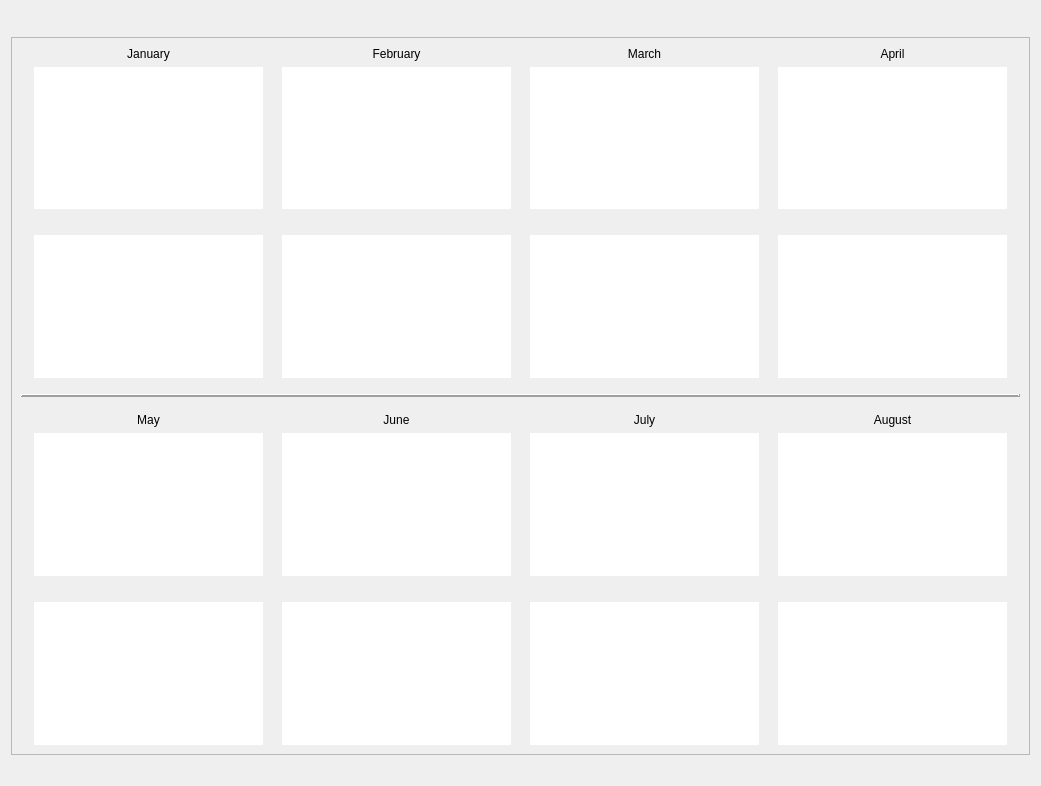
First picture: the form in CashFlowManager/monthlybudgetsummarydialog.ui, repository epw7856/CashFlowManager, before the edit.
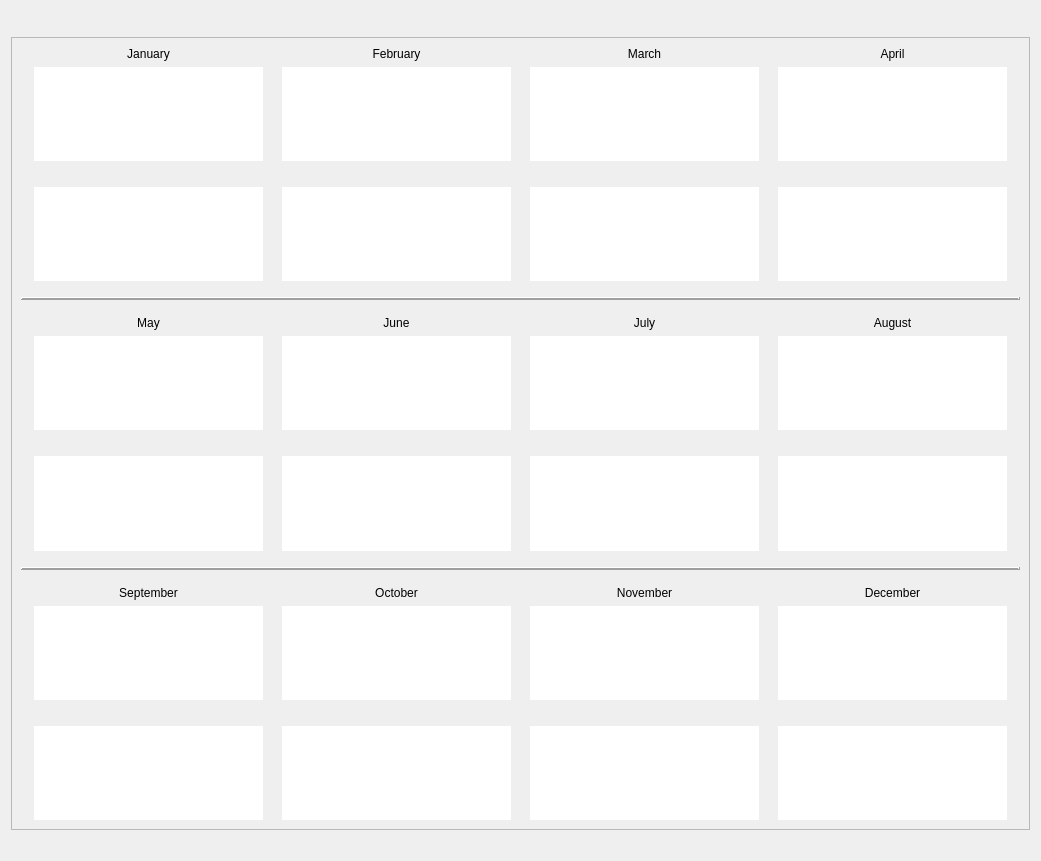
Second picture: the form after the edit.

Commit message: Added 4th quarter tables to the monthly summary dialog UI.

```diff
--- a/CashFlowManager/monthlybudgetsummarydialog.ui
+++ b/CashFlowManager/monthlybudgetsummarydialog.ui
@@ -10,7 +10,7 @@
     <x>0</x>
     <y>0</y>
     <width>1041</width>
-    <height>786</height>
+    <height>861</height>
    </rect>
   </property>
   <property name="windowTitle">
@@ -70,10 +70,10 @@
           <x>0</x>
           <y>0</y>
           <width>1019</width>
-          <height>710</height>
+          <height>785</height>
          </rect>
         </property>
-        <layout class="QVBoxLayout" name="verticalLayout_11">
+        <layout class="QVBoxLayout" name="verticalLayout_15">
          <item>
           <layout class="QHBoxLayout" name="horizontalLayout_2">
            <item>
@@ -821,6 +821,384 @@
            </item>
           </layout>
          </item>
+         <item>
+          <spacer name="verticalSpacer_11">
+           <property name="orientation">
+            <enum>Qt::Vertical</enum>
+           </property>
+           <property name="sizeType">
+            <enum>QSizePolicy::Fixed</enum>
+           </property>
+           <property name="sizeHint" stdset="0">
+            <size>
+             <width>20</width>
+             <height>10</height>
+            </size>
+           </property>
+          </spacer>
+         </item>
+         <item>
+          <widget class="Line" name="line_2">
+           <property name="frameShadow">
+            <enum>QFrame::Raised</enum>
+           </property>
+           <property name="lineWidth">
+            <number>2</number>
+           </property>
+           <property name="orientation">
+            <enum>Qt::Horizontal</enum>
+           </property>
+          </widget>
+         </item>
+         <item>
+          <spacer name="verticalSpacer_12">
+           <property name="orientation">
+            <enum>Qt::Vertical</enum>
+           </property>
+           <property name="sizeType">
+            <enum>QSizePolicy::Fixed</enum>
+           </property>
+           <property name="sizeHint" stdset="0">
+            <size>
+             <width>20</width>
+             <height>10</height>
+            </size>
+           </property>
+          </spacer>
+         </item>
+         <item>
+          <layout class="QHBoxLayout" name="horizontalLayout_4">
+           <item>
+            <spacer name="horizontalSpacer_14">
+             <property name="orientation">
+              <enum>Qt::Horizontal</enum>
+             </property>
+             <property name="sizeHint" stdset="0">
+              <size>
+               <width>40</width>
+               <height>20</height>
+              </size>
+             </property>
+            </spacer>
+           </item>
+           <item>
+            <layout class="QVBoxLayout" name="verticalLayout_11">
+             <item>
+              <widget class="QLabel" name="label_9">
+               <property name="text">
+                <string>September</string>
+               </property>
+               <property name="alignment">
+                <set>Qt::AlignCenter</set>
+               </property>
+              </widget>
+             </item>
+             <item>
+              <widget class="QTableView" name="tableViewSeptemberExpenses">
+               <property name="font">
+                <font>
+                 <pointsize>8</pointsize>
+                </font>
+               </property>
+               <property name="frameShape">
+                <enum>QFrame::NoFrame</enum>
+               </property>
+               <property name="frameShadow">
+                <enum>QFrame::Plain</enum>
+               </property>
+               <attribute name="horizontalHeaderDefaultSectionSize">
+                <number>105</number>
+               </attribute>
+              </widget>
+             </item>
+             <item>
+              <spacer name="verticalSpacer_13">
+               <property name="orientation">
+                <enum>Qt::Vertical</enum>
+               </property>
+               <property name="sizeType">
+                <enum>QSizePolicy::Fixed</enum>
+               </property>
+               <property name="sizeHint" stdset="0">
+                <size>
+                 <width>20</width>
+                 <height>20</height>
+                </size>
+               </property>
+              </spacer>
+             </item>
+             <item>
+              <widget class="QTableView" name="tableViewSeptemberInvestments">
+               <property name="font">
+                <font>
+                 <pointsize>8</pointsize>
+                </font>
+               </property>
+               <property name="frameShape">
+                <enum>QFrame::NoFrame</enum>
+               </property>
+               <property name="frameShadow">
+                <enum>QFrame::Plain</enum>
+               </property>
+               <attribute name="horizontalHeaderDefaultSectionSize">
+                <number>105</number>
+               </attribute>
+              </widget>
+             </item>
+            </layout>
+           </item>
+           <item>
+            <spacer name="horizontalSpacer_16">
+             <property name="orientation">
+              <enum>Qt::Horizontal</enum>
+             </property>
+             <property name="sizeHint" stdset="0">
+              <size>
+               <width>40</width>
+               <height>20</height>
+              </size>
+             </property>
+            </spacer>
+           </item>
+           <item>
+            <layout class="QVBoxLayout" name="verticalLayout_12">
+             <item>
+              <widget class="QLabel" name="label_10">
+               <property name="text">
+                <string>October</string>
+               </property>
+               <property name="alignment">
+                <set>Qt::AlignCenter</set>
+               </property>
+              </widget>
+             </item>
+             <item>
+              <widget class="QTableView" name="tableViewOctoberExpenses">
+               <property name="font">
+                <font>
+                 <pointsize>8</pointsize>
+                </font>
+               </property>
+               <property name="frameShape">
+                <enum>QFrame::NoFrame</enum>
+               </property>
+               <property name="frameShadow">
+                <enum>QFrame::Plain</enum>
+               </property>
+               <attribute name="horizontalHeaderDefaultSectionSize">
+                <number>105</number>
+               </attribute>
+              </widget>
+             </item>
+             <item>
+              <spacer name="verticalSpacer_14">
+               <property name="orientation">
+                <enum>Qt::Vertical</enum>
+               </property>
+               <property name="sizeType">
+                <enum>QSizePolicy::Fixed</enum>
+               </property>
+               <property name="sizeHint" stdset="0">
+                <size>
+                 <width>20</width>
+                 <height>20</height>
+                </size>
+               </property>
+              </spacer>
+             </item>
+             <item>
+              <widget class="QTableView" name="tableViewOctoberInvestments">
+               <property name="font">
+                <font>
+                 <pointsize>8</pointsize>
+                </font>
+               </property>
+               <property name="frameShape">
+                <enum>QFrame::NoFrame</enum>
+               </property>
+               <property name="frameShadow">
+                <enum>QFrame::Plain</enum>
+               </property>
+               <attribute name="horizontalHeaderDefaultSectionSize">
+                <number>105</number>
+               </attribute>
+              </widget>
+             </item>
+            </layout>
+           </item>
+           <item>
+            <spacer name="horizontalSpacer_17">
+             <property name="orientation">
+              <enum>Qt::Horizontal</enum>
+             </property>
+             <property name="sizeHint" stdset="0">
+              <size>
+               <width>40</width>
+               <height>20</height>
+              </size>
+             </property>
+            </spacer>
+           </item>
+           <item>
+            <layout class="QVBoxLayout" name="verticalLayout_13">
+             <item>
+              <widget class="QLabel" name="label_11">
+               <property name="text">
+                <string>November</string>
+               </property>
+               <property name="alignment">
+                <set>Qt::AlignCenter</set>
+               </property>
+              </widget>
+             </item>
+             <item>
+              <widget class="QTableView" name="tableViewNovemberExpenses">
+               <property name="font">
+                <font>
+                 <pointsize>8</pointsize>
+                </font>
+               </property>
+               <property name="frameShape">
+                <enum>QFrame::NoFrame</enum>
+               </property>
+               <property name="frameShadow">
+                <enum>QFrame::Plain</enum>
+               </property>
+               <attribute name="horizontalHeaderDefaultSectionSize">
+                <number>105</number>
+               </attribute>
+              </widget>
+             </item>
+             <item>
+              <spacer name="verticalSpacer_15">
+               <property name="orientation">
+                <enum>Qt::Vertical</enum>
+               </property>
+               <property name="sizeType">
+                <enum>QSizePolicy::Fixed</enum>
+               </property>
+               <property name="sizeHint" stdset="0">
+                <size>
+                 <width>20</width>
+                 <height>20</height>
+                </size>
+               </property>
+              </spacer>
+             </item>
+             <item>
+              <widget class="QTableView" name="tableViewNovemberInvestments">
+               <property name="font">
+                <font>
+                 <pointsize>8</pointsize>
+                </font>
+               </property>
+               <property name="frameShape">
+                <enum>QFrame::NoFrame</enum>
+               </property>
+               <property name="frameShadow">
+                <enum>QFrame::Plain</enum>
+               </property>
+               <attribute name="horizontalHeaderDefaultSectionSize">
+                <number>105</number>
+               </attribute>
+              </widget>
+             </item>
+            </layout>
+           </item>
+           <item>
+            <spacer name="horizontalSpacer_18">
+             <property name="orientation">
+              <enum>Qt::Horizontal</enum>
+             </property>
+             <property name="sizeHint" stdset="0">
+              <size>
+               <width>40</width>
+               <height>20</height>
+              </size>
+             </property>
+            </spacer>
+           </item>
+           <item>
+            <layout class="QVBoxLayout" name="verticalLayout_14">
+             <item>
+              <widget class="QLabel" name="label_12">
+               <property name="text">
+                <string>December</string>
+               </property>
+               <property name="alignment">
+                <set>Qt::AlignCenter</set>
+               </property>
+              </widget>
+             </item>
+             <item>
+              <widget class="QTableView" name="tableViewDecemberExpenses">
+               <property name="font">
+                <font>
+                 <pointsize>8</pointsize>
+                </font>
+               </property>
+               <property name="frameShape">
+                <enum>QFrame::NoFrame</enum>
+               </property>
+               <property name="frameShadow">
+                <enum>QFrame::Plain</enum>
+               </property>
+               <attribute name="horizontalHeaderDefaultSectionSize">
+                <number>105</number>
+               </attribute>
+              </widget>
+             </item>
+             <item>
+              <spacer name="verticalSpacer_16">
+               <property name="orientation">
+                <enum>Qt::Vertical</enum>
+               </property>
+               <property name="sizeType">
+                <enum>QSizePolicy::Fixed</enum>
+               </property>
+               <property name="sizeHint" stdset="0">
+                <size>
+                 <width>20</width>
+                 <height>20</height>
+                </size>
+               </property>
+              </spacer>
+             </item>
+             <item>
+              <widget class="QTableView" name="tableViewDecemberInvestments">
+               <property name="font">
+                <font>
+                 <pointsize>8</pointsize>
+                </font>
+               </property>
+               <property name="frameShape">
+                <enum>QFrame::NoFrame</enum>
+               </property>
+               <property name="frameShadow">
+                <enum>QFrame::Plain</enum>
+               </property>
+               <attribute name="horizontalHeaderDefaultSectionSize">
+                <number>105</number>
+               </attribute>
+              </widget>
+             </item>
+            </layout>
+           </item>
+           <item>
+            <spacer name="horizontalSpacer_15">
+             <property name="orientation">
+              <enum>Qt::Horizontal</enum>
+             </property>
+             <property name="sizeHint" stdset="0">
+              <size>
+               <width>40</width>
+               <height>20</height>
+              </size>
+             </property>
+            </spacer>
+           </item>
+          </layout>
+         </item>
         </layout>
        </widget>
       </widget>
```
